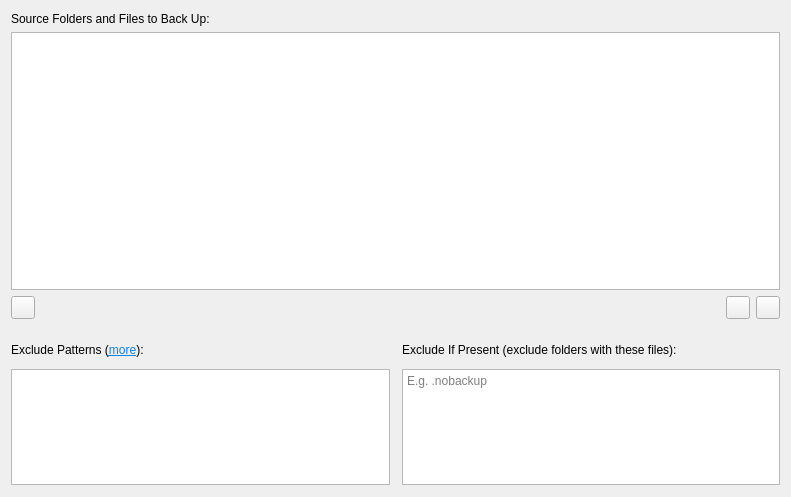
Above: src/vorta/assets/UI/sourcetab.ui from borgbase/vorta before the change. Below: the same form after it.
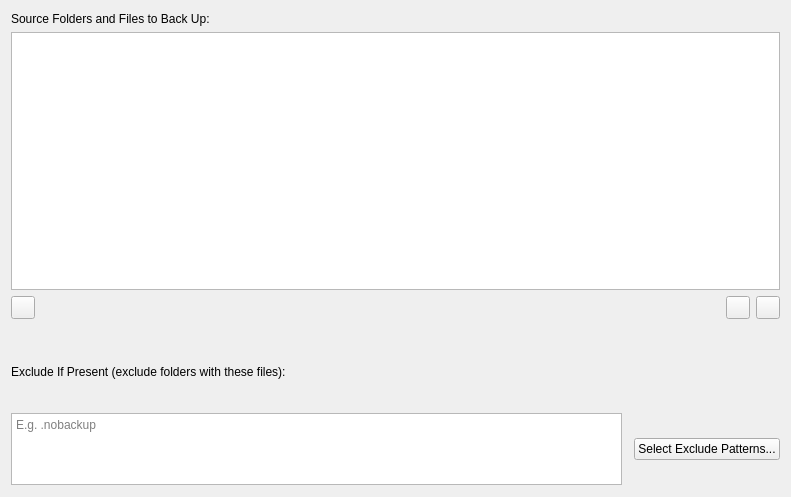
That is the form after the change.

Commit message: feat: exclude gui

Patch:
```diff
--- a/src/vorta/assets/UI/sourcetab.ui
+++ b/src/vorta/assets/UI/sourcetab.ui
@@ -148,20 +148,10 @@
     </widget>
    </item>
    <item>
-    <layout class="QGridLayout" name="gridLayout" rowstretch="0,1">
+    <layout class="QGridLayout" name="gridLayout" rowstretch="0,0,0">
      <property name="topMargin">
       <number>12</number>
      </property>
-     <item row="0" column="0">
-      <widget class="QLabel" name="label">
-       <property name="text">
-        <string>&lt;html&gt;&lt;head/&gt;&lt;body&gt;&lt;p&gt;Exclude Patterns (&lt;a href=&quot;https://borgbackup.readthedocs.io/en/stable/usage/help.html#borg-help-patterns&quot;&gt;&lt;span style=&quot; text-decoration: underline; color:#0984e3;&quot;&gt;more&lt;/span&gt;&lt;/a&gt;):&lt;/p&gt;&lt;/body&gt;&lt;/html&gt;</string>
-       </property>
-       <property name="openExternalLinks">
-        <bool>true</bool>
-       </property>
-      </widget>
-     </item>
      <item row="0" column="1">
       <widget class="QLabel" name="label_2">
        <property name="text">
@@ -169,25 +159,6 @@
        </property>
       </widget>
      </item>
-     <item row="1" column="0">
-      <widget class="QPlainTextEdit" name="excludePatternsField">
-       <property name="sizePolicy">
-        <sizepolicy hsizetype="Expanding" vsizetype="Preferred">
-         <horstretch>0</horstretch>
-         <verstretch>0</verstretch>
-        </sizepolicy>
-       </property>
-       <property name="sizeAdjustPolicy">
-        <enum>QAbstractScrollArea::AdjustToContentsOnFirstShow</enum>
-       </property>
-       <property name="plainText">
-        <string/>
-       </property>
-       <property name="placeholderText">
-        <string>E.g. */.cache</string>
-       </property>
-      </widget>
-     </item>
      <item row="1" column="1">
       <widget class="QPlainTextEdit" name="excludeIfPresentField">
        <property name="sizePolicy">
@@ -204,6 +175,13 @@
        </property>
       </widget>
      </item>
+     <item row="1" column="2">
+      <widget class="QPushButton" name="bExclude">
+       <property name="text">
+        <string>Select Exclude Patterns...</string>
+       </property>
+      </widget>
+     </item>
     </layout>
    </item>
   </layout>
```
The commit also changes 3 other files.
